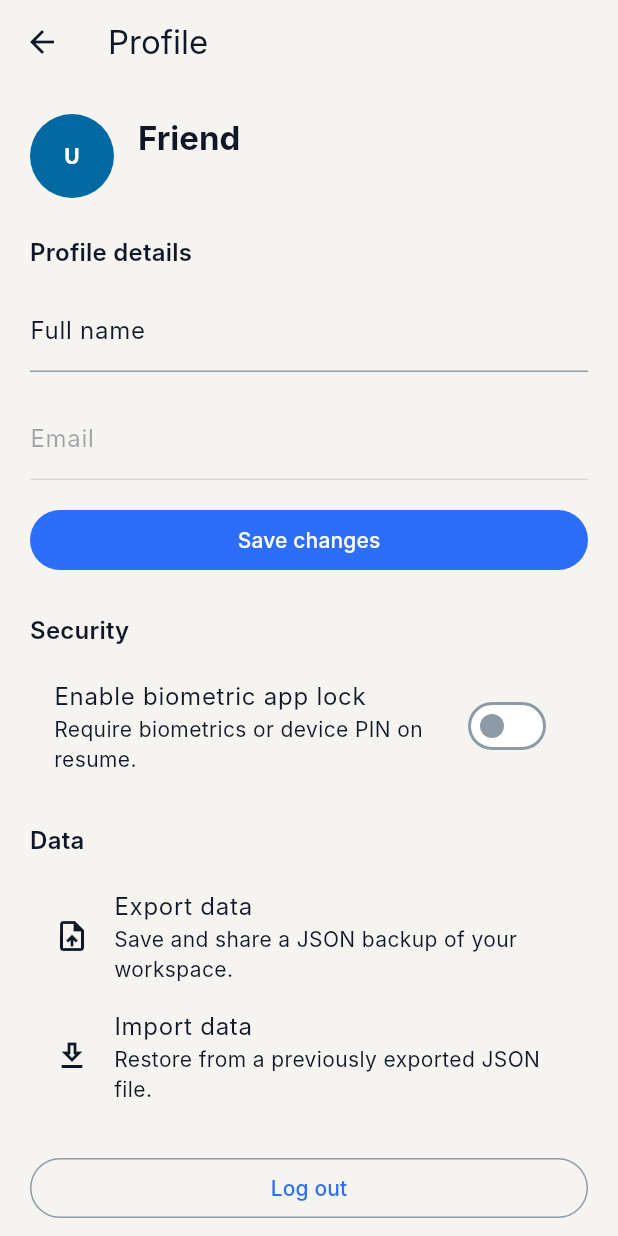
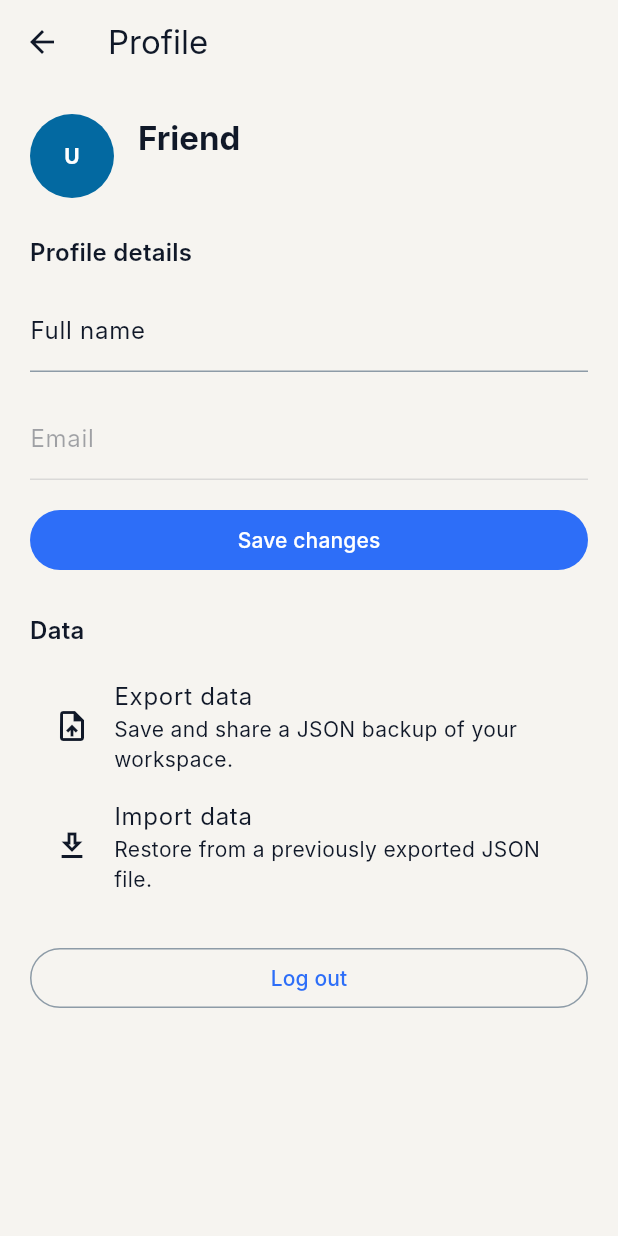
Before and after one commit to artemovbasil-oss/jahrrr, a Flutter app: the AuthGate screen opened directly, after a tap on an icon or button, on a phone screen of 412 x 824 dp. Run offline on Flutter 3.47's test engine with Material 3 defaults, Android fonts, the phone set to English and light mode, and no system bars; our stand-ins replace file_picker, package_info_plus, share_plus, shared_preferences, supabase_flutter; accounts and stored records are empty; Roboto replaces fonts that are missing (Inter).

Commit message:
Remove biometric app lock

```diff
--- a/lib/screens/auth_gate.dart
+++ b/lib/screens/auth_gate.dart
@@ -1,10 +1,8 @@
 import 'dart:async';
 
 import 'package:flutter/material.dart';
-import 'package:local_auth/local_auth.dart';
 import 'package:supabase_flutter/supabase_flutter.dart';
 
-import '../services/app_storage.dart';
 import '../services/supabase_repository.dart';
 import 'auth_screen.dart';
 import 'dashboard_screen.dart';
@@ -16,19 +14,16 @@ class AuthGate extends StatefulWidget {
   State<AuthGate> createState() => _AuthGateState();
 }
 
-class _AuthGateState extends State<AuthGate> with WidgetsBindingObserver {
+class _AuthGateState extends State<AuthGate> {
   late final SupabaseRepository _repository;
   late final StreamSubscription<AuthState> _authSubscription;
-  final LocalAuthentication _localAuth = LocalAuthentication();
 
   Session? _session;
   bool _isLoading = true;
-  bool _isLocked = false;
 
   @override
   void initState() {
     super.initState();
-    WidgetsBinding.instance.addObserver(this);
     _repository = SupabaseRepository(Supabase.instance.client);
     _session = Supabase.instance.client.auth.currentSession;
     _authSubscription =
@@ -39,72 +34,15 @@ class _AuthGateState extends State<AuthGate> with WidgetsBindingObserver {
       }
       setState(() {
         _isLoading = false;
-        if (_session == null) {
-          _isLocked = false;
-        }
       });
-      await _maybeRequireUnlock(force: true);
     });
-    _loadInitialLockState();
+    _isLoading = false;
   }
 
   @override
   void dispose() {
-    WidgetsBinding.instance.removeObserver(this);
     _authSubscription.cancel();
     super.dispose();
-  }
-
-  @override
-  void didChangeAppLifecycleState(AppLifecycleState state) {
-    if (state == AppLifecycleState.resumed) {
-      _maybeRequireUnlock(force: true);
-    }
-  }
-
-  Future<void> _loadInitialLockState() async {
-    await _maybeRequireUnlock(force: true);
-    if (mounted) {
-      setState(() {
-        _isLoading = false;
-      });
-    }
-  }
-
-  Future<void> _maybeRequireUnlock({bool force = false}) async {
-    if (_session == null) {
-      return;
-    }
-    final enabled = await AppStorage.isAppLockEnabled();
-    if (!enabled) {
-      if (mounted) {
-        setState(() {
-          _isLocked = false;
-        });
-      }
-      return;
-    }
-    if (!force && !_isLocked) {
-      return;
-    }
-    if (mounted) {
-      setState(() {
-        _isLocked = true;
-      });
-    }
-    final didAuthenticate = await _localAuth.authenticate(
-      localizedReason: 'Unlock Jahrrr CRM',
-      options: const AuthenticationOptions(
-        biometricOnly: false,
-        stickyAuth: true,
-      ),
-    );
-    if (!mounted) {
-      return;
-    }
-    setState(() {
-      _isLocked = !didAuthenticate;
-    });
   }
 
   void _handleLoggedOut() {
@@ -125,40 +63,6 @@ class _AuthGateState extends State<AuthGate> with WidgetsBindingObserver {
       );
     }
 
-    if (_isLocked) {
-      return Scaffold(
-        body: Center(
-          child: Padding(
-            padding: const EdgeInsets.symmetric(horizontal: 24),
-            child: Column(
-              mainAxisSize: MainAxisSize.min,
-              children: [
-                Text(
-                  'App locked',
-                  style: Theme.of(context).textTheme.headlineSmall?.copyWith(
-                        fontWeight: FontWeight.w700,
-                      ),
-                ),
-                const SizedBox(height: 12),
-                Text(
-                  'Unlock with biometrics or device passcode.',
-                  textAlign: TextAlign.center,
-                  style: Theme.of(context).textTheme.bodyMedium?.copyWith(
-                        color: Theme.of(context).colorScheme.onSurfaceVariant,
-                      ),
-                ),
-                const SizedBox(height: 24),
-                FilledButton(
-                  onPressed: () => _maybeRequireUnlock(force: true),
-                  child: const Text('Unlock'),
-                ),
-              ],
-            ),
-          ),
-        ),
-      );
-    }
-
     return DashboardScreen(
       repository: _repository,
       onLoggedOut: _handleLoggedOut,
--- a/lib/screens/profile_screen.dart
+++ b/lib/screens/profile_screen.dart
@@ -3,13 +3,11 @@ import 'dart:io';
 
 import 'package:file_picker/file_picker.dart';
 import 'package:flutter/material.dart';
-import 'package:local_auth/local_auth.dart';
 import 'package:path_provider/path_provider.dart';
 import 'package:share_plus/share_plus.dart';
 import 'package:supabase_flutter/supabase_flutter.dart';
 
 import '../models/user_profile.dart';
-import '../services/app_storage.dart';
 import '../services/supabase_repository.dart';
 import '../widgets/user_avatar.dart';
 
@@ -42,24 +40,12 @@ class _ProfileScreenState extends State<ProfileScreen> {
   bool _savingProfile = false;
   bool _exporting = false;
   bool _importing = false;
-  bool _appLockEnabled = false;
 
   @override
   void initState() {
     super.initState();
     _nameController = TextEditingController(text: widget.profile?.name ?? '');
     _emailController = TextEditingController(text: widget.profile?.email ?? '');
-    _loadAppLock();
-  }
-
-  Future<void> _loadAppLock() async {
-    final enabled = await AppStorage.isAppLockEnabled();
-    if (!mounted) {
-      return;
-    }
-    setState(() {
-      _appLockEnabled = enabled;
-    });
   }
 
   @override
@@ -92,25 +78,6 @@ class _ProfileScreenState extends State<ProfileScreen> {
         });
       }
     }
-  }
-
-  Future<void> _toggleAppLock(bool value) async {
-    final localAuth = LocalAuthentication();
-    if (value) {
-      final supported = await localAuth.isDeviceSupported();
-      if (!supported) {
-        _showSnackBar('Biometrics or device PIN not available.');
-        return;
-      }
-    }
-    await AppStorage.setAppLockEnabled(value);
-    if (!mounted) {
-      return;
-    }
-    setState(() {
-      _appLockEnabled = value;
-    });
-    _showSnackBar(value ? 'App lock enabled.' : 'App lock disabled.');
   }
 
   Future<void> _exportData() async {
@@ -312,20 +279,6 @@ class _ProfileScreenState extends State<ProfileScreen> {
           ),
           const SizedBox(height: 24),
           Text(
-            'Security',
-            style: Theme.of(context).textTheme.titleMedium?.copyWith(
-                  fontWeight: FontWeight.w600,
-                ),
-          ),
-          const SizedBox(height: 12),
-          SwitchListTile(
-            value: _appLockEnabled,
-            onChanged: _toggleAppLock,
-            title: const Text('Enable biometric app lock'),
-            subtitle: const Text('Require biometrics or device PIN on resume.'),
-          ),
-          const SizedBox(height: 24),
-          Text(
             'Data',
             style: Theme.of(context).textTheme.titleMedium?.copyWith(
                   fontWeight: FontWeight.w600,
```
